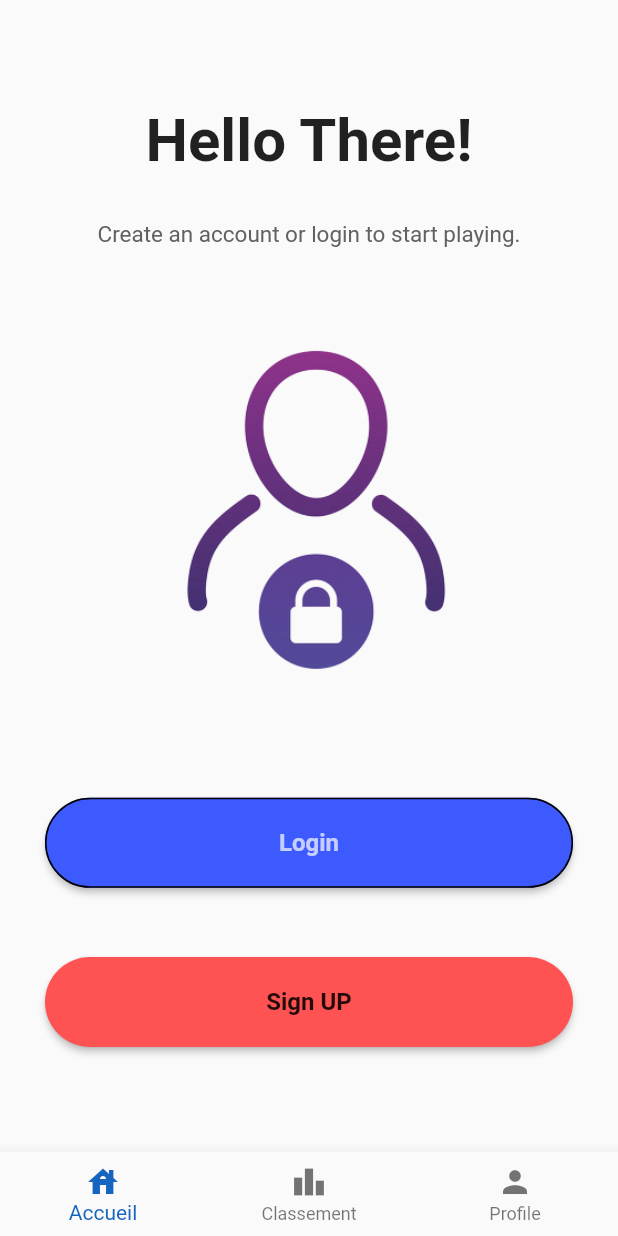
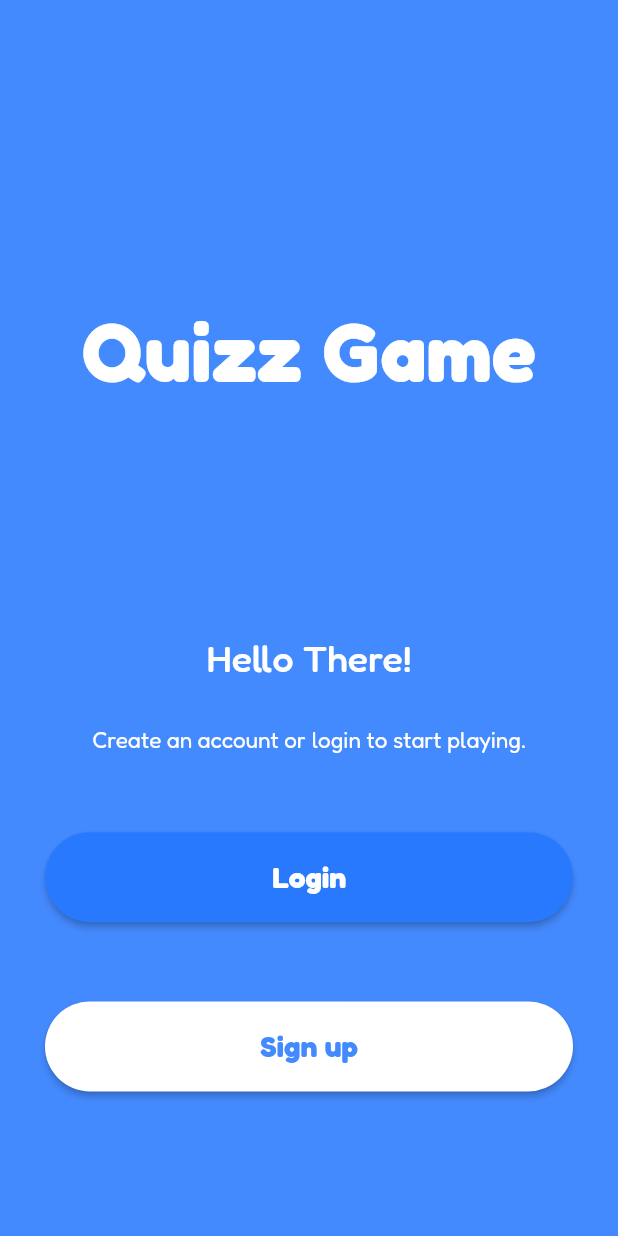
Before and after one commit to YHDF/QuizzApp, a Flutter app: the screen it shows after launch, on a phone screen of 412 x 824 dp. Run offline on Flutter 3.47's test engine with Material 2 defaults, Android fonts, the phone set to English and light mode, and no system bars; our stand-ins replace curved_navigation_bar; missing offline and left inert: dart:ffi.

```diff
--- a/lib/src/main.dart
+++ b/lib/src/main.dart
@@ -1,5 +1,6 @@
 import 'package:flutter/material.dart';
-import 'application/login.dart';
+import 'package:quizz_dezz_nutzz/src/presentation/Pages/Home.dart';
+import 'package:quizz_dezz_nutzz/src/presentation/Widgets/Bootstrap.dart';
 import 'application/signup.dart';
 
 void main() {
@@ -16,6 +17,7 @@ class MyApp extends StatelessWidget {
       debugShowCheckedModeBanner: false,
       title: 'Quizz Nutzz',
       theme: ThemeData(
+        fontFamily: 'Fredoka',
         primarySwatch: Colors.blue,
       ),
       home: const MyHomePage(title: 'Quizz Dezz Nutzz Home Page'),
@@ -34,74 +36,46 @@ class MyHomePage extends StatefulWidget {
 
 class _MyHomePageState extends State<MyHomePage> {
 
-  int _selectedIndex = 0;
-  static const TextStyle optionStyle =
-  TextStyle(fontSize: 30, fontWeight: FontWeight.bold);
-  static const List<Widget> _widgetOptions = <Widget>[
-    Text(
-      'Index 0: Home',
-      style: optionStyle,
-    ),
-    Text(
-      'Index 1: Business',
-      style: optionStyle,
-    ),
-    Text(
-      'Index 2: School',
-      style: optionStyle,
-    ),
-  ];
+  @override
+  void initState(){
+    super.initState();
 
-  void _onItemTapped(int index) {
-    setState(() {
-      _selectedIndex = index;
-    });
   }
 
   @override
   Widget build(BuildContext context) {
     return Scaffold(
-      bottomNavigationBar: Visibility(
-        child: BottomNavigationBar(
-          items: const <BottomNavigationBarItem>[
-            BottomNavigationBarItem(
-              icon: Icon(IconData(0xe328, fontFamily: 'MaterialIcons')),
-              label: 'Accueil',
-            ),
-            BottomNavigationBarItem(
-              icon: Icon(IconData(0xe36f, fontFamily: 'MaterialIcons')),
-              label: 'Classement',
-            ),
-            BottomNavigationBarItem(
-              icon: Icon(IconData(0xe491, fontFamily: 'MaterialIcons')),
-              label: 'Profile',
-            ),
-          ],
-          currentIndex: _selectedIndex,
-          selectedItemColor: Colors.blue[800],
-          onTap: _onItemTapped,
-        ),
-      ),
-      body: SafeArea(
+      body: Container(
+          color: Colors.blueAccent,
+        child: SafeArea(
           child: Container(
             width: double.infinity,
             height: MediaQuery.of(context).size.height,
             padding: const EdgeInsets.symmetric(horizontal: 30,vertical: 70),
             child: Column(
-            mainAxisAlignment: MainAxisAlignment.spaceBetween,
+              mainAxisAlignment: MainAxisAlignment.spaceAround,
               children: [
+                Container(
+                  height: MediaQuery.of(context).size.height/3,
+                  child: const Center(
+                    child: Text(
+                      "Quizz Game",
+                      style: TextStyle(fontWeight: FontWeight.bold, fontSize: 55, color: Colors.white),
+                    ),
+                  ),
+                ),
                 Column(
                   crossAxisAlignment: CrossAxisAlignment.center,
-                children: [
-                  const Text(
+                  children: const [
+                    Text(
                       "Hello There!",
-                    style: TextStyle(fontWeight: FontWeight.bold, fontSize: 40),
+                      style: TextStyle(fontWeight: FontWeight.w500, fontSize: 25, color: Colors.white),
                     ),
-                  const SizedBox(height: 30),
+                    SizedBox(height: 30),
                     Text("Create an account or login to start playing.",
                       textAlign: TextAlign.center,
                       style: TextStyle(
-                        color: Colors.grey[700],
+                          color: Colors.white,
                           fontSize: 15
                       ),
                     ),
@@ -109,24 +83,19 @@ class _MyHomePageState extends State<MyHomePage> {
                 ),
 
                 // Image login
-              Container(
-                height: MediaQuery.of(context).size.height/3,
-                decoration: const BoxDecoration(
-                    image:DecorationImage(image: AssetImage('assets/Illustration.png'))
-                ),
-              ),
+
 
                 // Login button
                 MaterialButton(
                   minWidth: double.infinity,
                   height:60,
                   onPressed: (){
-                  Navigator.push(context, MaterialPageRoute(builder: (context) => const LoginPage()));
+                    Navigator.push(context, MaterialPageRoute(builder: (context) => Bootstrap()));
                   },
-                color: Colors.indigoAccent[400],
+                  color: Colors.blueAccent[400],
                   shape: RoundedRectangleBorder(
                       side: const BorderSide(
-                      color: Colors.black,
+                        color: Colors.transparent,
                       ),
                       borderRadius: BorderRadius.circular(40)
                   ),
@@ -134,7 +103,7 @@ class _MyHomePageState extends State<MyHomePage> {
                     "Login",
                     style:
                     TextStyle(
-                      fontWeight: FontWeight.w600,fontSize: 16,color: Colors.white70
+                        fontWeight: FontWeight.w600,fontSize: 20,color: Colors.white
                     ),
                   ),
                 ),
@@ -146,14 +115,14 @@ class _MyHomePageState extends State<MyHomePage> {
                   onPressed: (){
                     Navigator.push(context, MaterialPageRoute(builder: (context) => const SignupPage()));
                   },
-                color: Colors.redAccent,
+                  color: Colors.white,
                   shape: RoundedRectangleBorder(
                       borderRadius: BorderRadius.circular(40)
                   ),
                   child: const Text(
-                  "Sign UP",
+                    "Sign up",
                     style: TextStyle(
-                    fontWeight: FontWeight.w600,fontSize: 16,
+                      fontWeight: FontWeight.w600,fontSize: 20,color: Colors.blueAccent,
                     ),
                   ),
                 ),
@@ -161,6 +130,7 @@ class _MyHomePageState extends State<MyHomePage> {
             ),
           ),
         ),
+      ),
     );
   }
 }
--- a/lib/src/presentation/Pages/Home.dart
+++ b/lib/src/presentation/Pages/Home.dart
@@ -1,5 +1,8 @@
 import 'package:flutter/material.dart';
 import 'package:flutter/widgets.dart';
+import 'package:quizz_dezz_nutzz/src/main.dart';
+
+import '../../GlobalVariables.dart';
 
 class Home extends StatefulWidget {
   @override
@@ -22,7 +25,7 @@ class HomeState extends State<Home> {
     return Container(
       width: dev_width,
       height: dev_height,
-      color: Colors.amber,
+      color: Colors.blueAccent,
 
     );
   }
```
Also changed, not shown: lib/src/GlobalVariables.dart (added, +9 -0 lines), lib/src/presentation/Pages/Classement.dart (+19 -15 lines), lib/src/presentation/Widgets/Bootstrap.dart (added, +45 -0 lines), lib/src/presentation/Widgets/Carte.dart (+34 -21 lines), pubspec.yaml (+13 -2 lines), assets/fonts/Fredoka-Bold.ttf (added), assets/fonts/Fredoka-Light.ttf (added), assets/fonts/Fredoka-Medium.ttf (added), assets/fonts/Fredoka-Regular.ttf (added), assets/fonts/Fredoka-SemiBold.ttf (added), assets/fonts/FredokaOne-Regular.ttf (added), assets/images/Illustration.png (renamed from assets/Illustration.png), pubspec.lock. Lines whose indentation alone changed are shown as unchanged.
